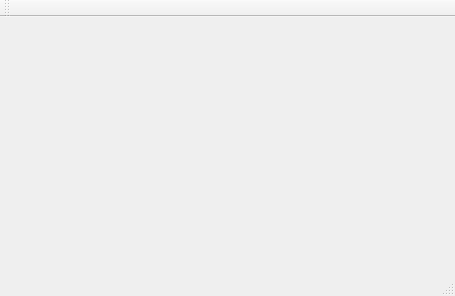
Above: mainwindow.ui from RSRFV/Qt-Based-PBR before the change. Below: the same form after it.
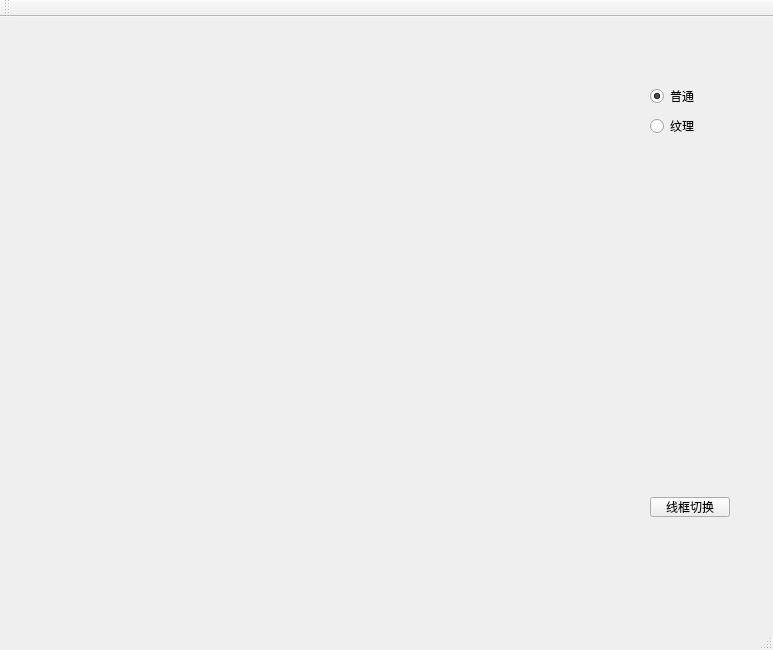
That is the form after the change.

Patch:
```diff
--- a/mainwindow.ui
+++ b/mainwindow.ui
@@ -6,8 +6,8 @@
    <rect>
     <x>0</x>
     <y>0</y>
-    <width>455</width>
-    <height>296</height>
+    <width>773</width>
+    <height>650</height>
    </rect>
   </property>
   <property name="windowTitle">
@@ -19,8 +19,8 @@
      <rect>
       <x>650</x>
       <y>480</y>
-      <width>100</width>
-      <height>40</height>
+      <width>80</width>
+      <height>20</height>
      </rect>
     </property>
     <property name="text">
```
Left out of the diff: 4 changed lines with no effect on the pictures.
